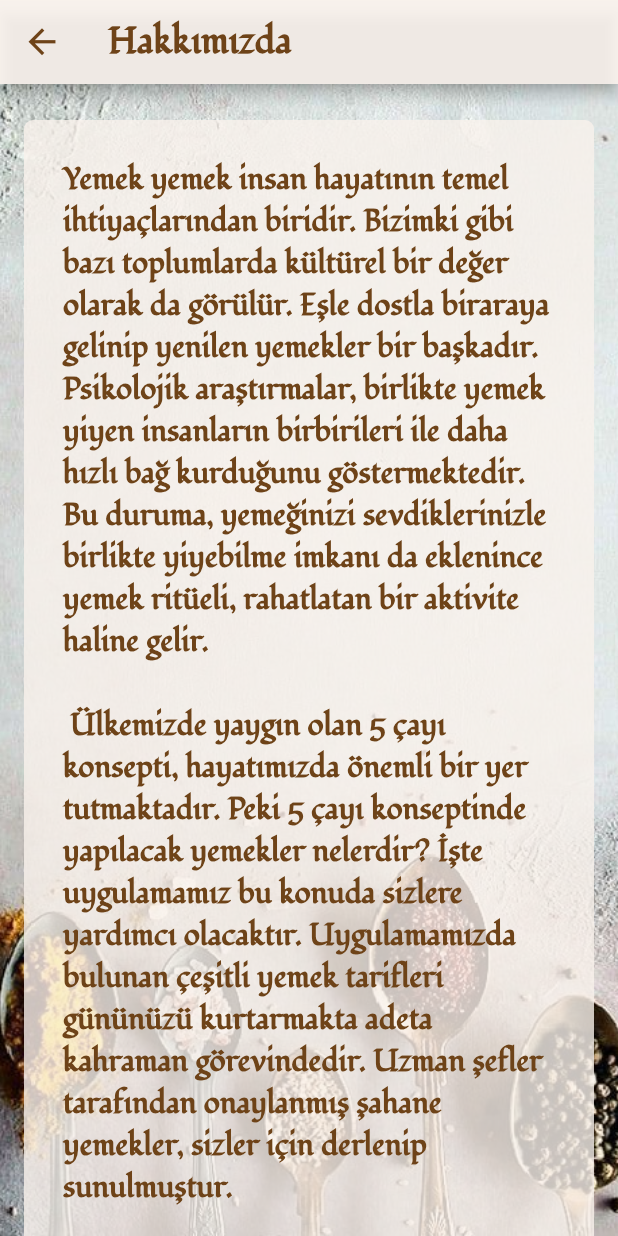
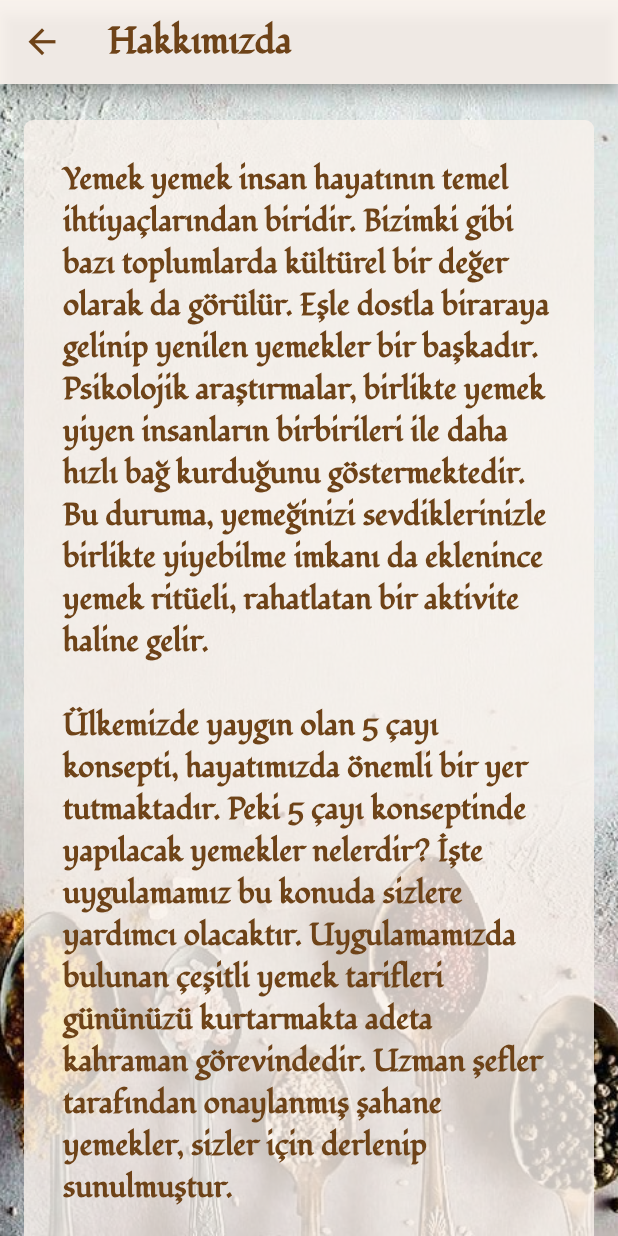
Before and after one commit to Hticedurak/FlutterYemekSitesi, a Flutter app: the Hakkimizda screen opened directly, on a phone screen of 412 x 824 dp. Run offline on Flutter 3.47's test engine with Material 2 defaults, Android fonts, the phone set to English and light mode, and no system bars; our stand-ins replace sqflite; accounts and stored records are empty.

```diff
--- a/lib/hakkimizda.dart
+++ b/lib/hakkimizda.dart
@@ -38,8 +38,8 @@ class Hakkimizda extends StatelessWidget {
                           alignment: Alignment.center,
                           child: Text(
                             "Yemek yemek insan hayatının temel ihtiyaçlarından biridir. Bizimki gibi bazı toplumlarda kültürel bir değer olarak da görülür. Eşle dostla biraraya gelinip yenilen yemekler bir başkadır. Psikolojik araştırmalar, birlikte yemek yiyen insanların birbirileri ile daha hızlı bağ kurduğunu göstermektedir. Bu duruma, yemeğinizi sevdiklerinizle birlikte yiyebilme imkanı da eklenince yemek ritüeli, rahatlatan bir aktivite haline gelir."
-                                "\n \n Ülkemizde yaygın olan 5 çayı konsepti, hayatımızda önemli bir yer tutmaktadır. Peki 5 çayı konseptinde yapılacak yemekler nelerdir? İşte uygulamamız bu konuda sizlere yardımcı olacaktır. Uygulamamızda bulunan çeşitli yemek tarifleri gününüzü kurtarmakta adeta kahraman görevindedir. Uzman şefler tarafından onaylanmış şahane yemekler, sizler için derlenip sunulmuştur."
-                                "\n \n Uygulamamızda, her kesimden insanın rahatlıkla girip eşsiz lezzetlere ulaşması için kolay bir arayüz kullanılmıştır. Uygulamamız eşsiz tasarımıyla gözünüze hitap ederken içerisindeki lezzetler damağınızda mükemmel hazlar uyandırır. Uygulamamız, açıklayıcı ve pratik yemek anlatımı ile yediden yetmişe her bireye yemek yapmasını sevdirir ve hiç tatmadığınız deneyimler sunar. Uygulamamızdaki tarifler ile sofralarınızı süsleyecek, lezzet dolu nefis yemekler sizleri beklemektedir.",
+                                "\n \nÜlkemizde yaygın olan 5 çayı konsepti, hayatımızda önemli bir yer tutmaktadır. Peki 5 çayı konseptinde yapılacak yemekler nelerdir? İşte uygulamamız bu konuda sizlere yardımcı olacaktır. Uygulamamızda bulunan çeşitli yemek tarifleri gününüzü kurtarmakta adeta kahraman görevindedir. Uzman şefler tarafından onaylanmış şahane yemekler, sizler için derlenip sunulmuştur."
+                                "\n \nUygulamamızda, her kesimden insanın rahatlıkla girip eşsiz lezzetlere ulaşması için kolay bir arayüz kullanılmıştır. Uygulamamız eşsiz tasarımıyla gözünüze hitap ederken içerisindeki lezzetler damağınızda mükemmel hazlar uyandırır. Uygulamamız, açıklayıcı ve pratik yemek anlatımı ile yediden yetmişe her bireye yemek yapmasını sevdirir ve hiç tatmadığınız deneyimler sunar. Uygulamamızdaki tarifler ile sofralarınızı süsleyecek, lezzet dolu nefis yemekler sizleri beklemektedir.",
                             style: TextStyle(
                               fontFamily: 'Fondamento',
                               fontSize: 20,
```
